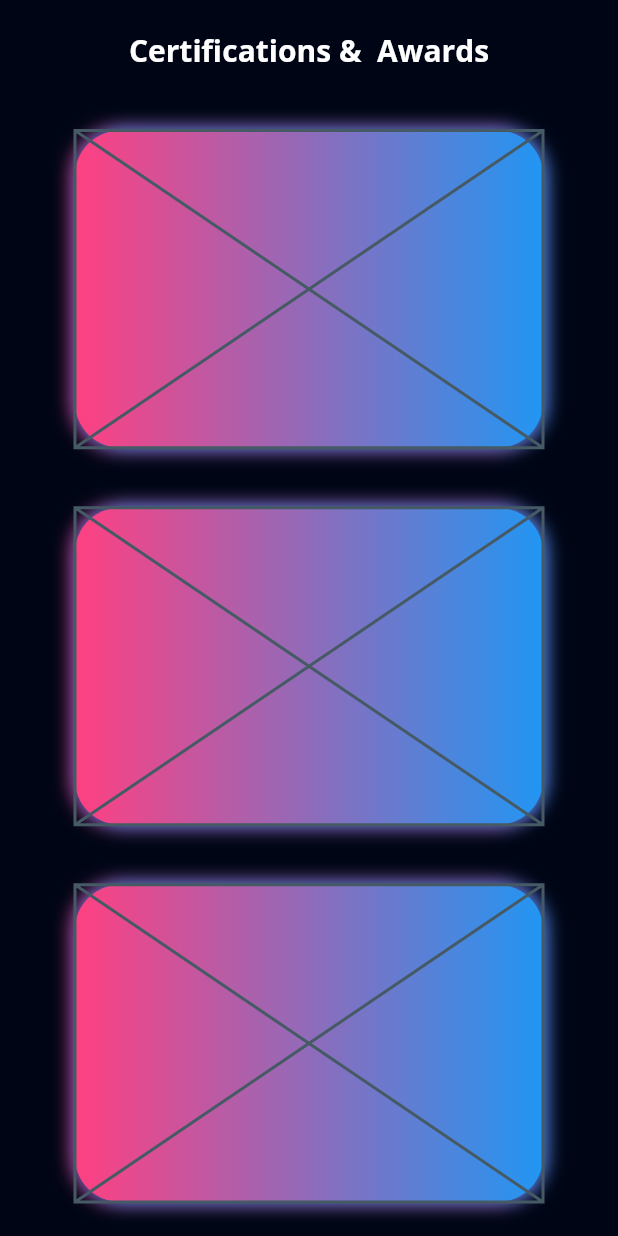
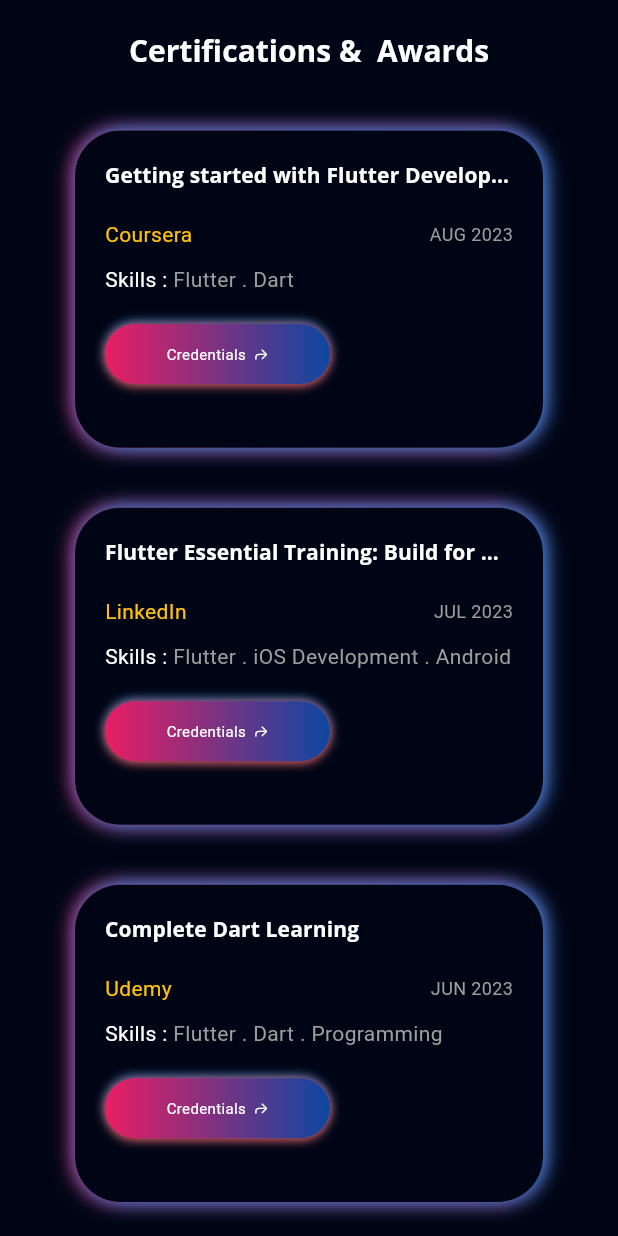
Before and after one commit to Kratosgado/mbeah_online, a Flutter app: the Certifications screen opened directly, on a phone screen of 412 x 824 dp. Run offline on Flutter 3.47's test engine with Material 2 defaults, Android fonts, the light colour scheme and no system bars; our stand-ins replace flutter_svg, font_awesome_flutter, get, google_fonts.

Commit message:
finish certification

```diff
--- a/lib/views/certifications/components/certificate_details.dart
+++ b/lib/views/certifications/components/certificate_details.dart
@@ -1,6 +1,10 @@
+import 'package:flutter/cupertino.dart';
 import 'package:flutter/material.dart';
 import 'package:get/get.dart';
+import 'package:mbeah_online/constants.dart';
+import 'package:mbeah_online/models/certificate_model.dart';
 import 'package:mbeah_online/view_models/getx_controllers/certification_controller.dart';
+import 'package:url_launcher/url_launcher.dart';
 
 class CertificateDetails extends StatelessWidget {
   final controller = Get.put(CertificationController());
@@ -9,6 +13,105 @@
 
   @override
   Widget build(BuildContext context) {
-    return const Placeholder();
+    return InkWell(
+      onHover: (value) => controller.onHover(index, value),
+      onTap: () {},
+      borderRadius: BorderRadius.circular(30),
+      child: AnimatedContainer(
+        padding: const EdgeInsets.all(defaultPadding),
+        duration: const Duration(milliseconds: 500),
+        height: double.infinity,
+        width: double.infinity,
+        decoration: BoxDecoration(borderRadius: BorderRadius.circular(30), color: bgColor),
+        child: SingleChildScrollView(
+          child: Column(
+            crossAxisAlignment: CrossAxisAlignment.start,
+            children: [
+              Text(
+                certificateList[index].name,
+                style: Theme.of(context)
+                    .textTheme
+                    .titleSmall!
+                    .copyWith(color: Colors.white, fontWeight: FontWeight.bold),
+                maxLines: 1,
+                overflow: TextOverflow.ellipsis,
+              ),
+              const SizedBox(
+                height: defaultPadding,
+              ),
+              Row(
+                mainAxisAlignment: MainAxisAlignment.spaceBetween,
+                children: [
+                  Text(
+                    certificateList[index].organization,
+                    style: const TextStyle(color: Colors.amber),
+                  ),
+                  Text(
+                    certificateList[index].date,
+                    style: const TextStyle(color: Colors.grey, fontSize: 12),
+                  ),
+                ],
+              ),
+              const SizedBox(
+                height: defaultPadding / 2,
+              ),
+              Text.rich(
+                maxLines: 1,
+                TextSpan(
+                    text: 'Skills : ',
+                    style: const TextStyle(
+                      color: Colors.white,
+                    ),
+                    children: [
+                      TextSpan(
+                        text: certificateList[index].skills,
+                        style: const TextStyle(color: Colors.grey, overflow: TextOverflow.ellipsis),
+                      )
+                    ]),
+              ),
+              const SizedBox(
+                height: defaultPadding,
+              ),
+              InkWell(
+                onTap: () {
+                  launchUrl(Uri.parse(certificateList[index].credential));
+                },
+                child: Container(
+                  height: 40,
+                  width: 150,
+                  decoration: BoxDecoration(
+                      borderRadius: BorderRadius.circular(30),
+                      gradient: LinearGradient(colors: [
+                        Colors.pink,
+                        Colors.blue.shade900,
+                      ]),
+                      boxShadow: const [
+                        BoxShadow(color: Colors.blue, offset: Offset(0, -1), blurRadius: 5),
+                        BoxShadow(color: Colors.red, offset: Offset(0, 1), blurRadius: 5),
+                      ]),
+                  child: const Row(
+                    mainAxisAlignment: MainAxisAlignment.center,
+                    children: [
+                      Text(
+                        'Credentials',
+                        style: TextStyle(color: Colors.white, fontSize: 10),
+                      ),
+                      SizedBox(
+                        width: 5,
+                      ),
+                      Icon(
+                        CupertinoIcons.arrow_turn_up_right,
+                        color: Colors.white,
+                        size: 10,
+                      )
+                    ],
+                  ),
+                ),
+              ),
+            ],
+          ),
+        ),
+      ),
+    );
   }
 }
```
